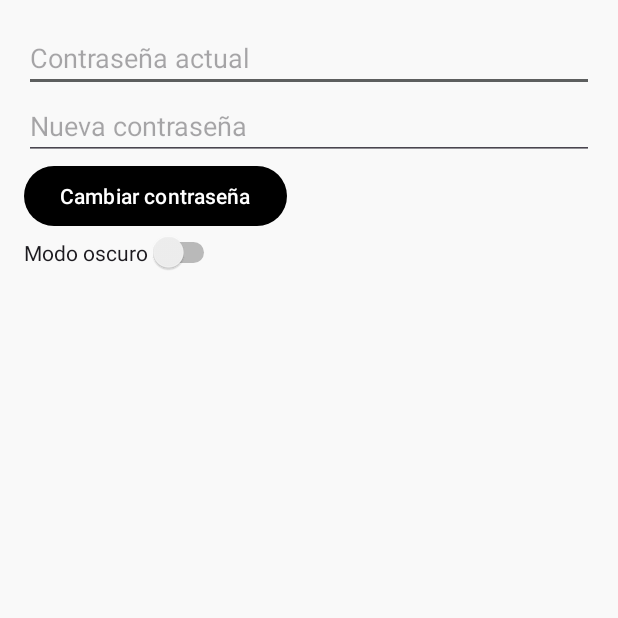
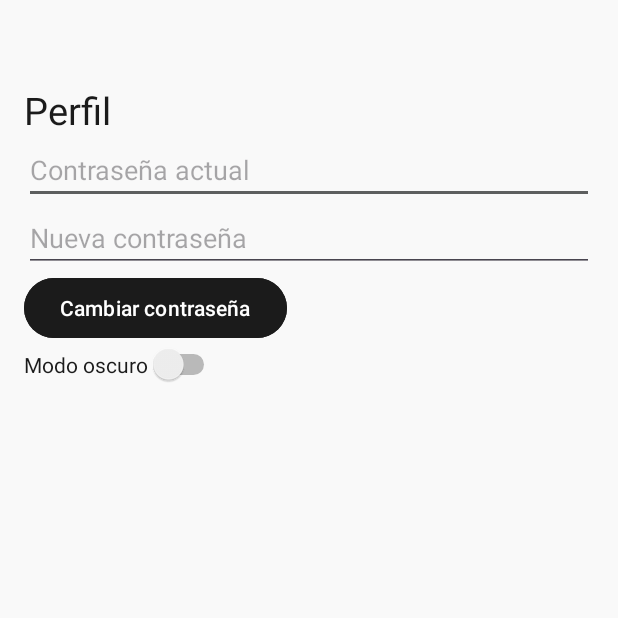
Before and after one commit to Marcos-Rama/DI, an Android app: the DashboardFragment screen opened directly, with no data from a screen before it, in the side drawer, after a tap on "Perfil", on a phone screen of 412 x 824 dp, the top half of it. Run offline under Robolectric (Android 15) with nearby library versions, the phone set to English and light mode, and no system bars; our stand-ins replace Firebase (no records; nobody signed in at launch, a user with empty details on screens opened directly), data binding.

Commit message:
Semana 4: Mejoras visuales de colores y tamños de letra

```diff
--- a/Proyecto/app/src/main/res/layout/dashboard_fragment.xml
+++ b/Proyecto/app/src/main/res/layout/dashboard_fragment.xml
@@ -13,6 +13,8 @@
             android:layout_width="wrap_content"
             android:layout_height="wrap_content"
             android:layout_marginTop="40dp"
+            android:textSize="25sp"
+            android:textColor="?attr/colorOnBackground"
             app:layout_constraintStart_toStartOf="parent"
             app:layout_constraintEnd_toEndOf="parent"
             app:layout_constraintTop_toTopOf="parent"
--- a/Proyecto/app/src/main/res/layout/favorites_fragment.xml
+++ b/Proyecto/app/src/main/res/layout/favorites_fragment.xml
@@ -13,6 +13,8 @@
             android:layout_width="wrap_content"
             android:layout_height="wrap_content"
             android:layout_marginTop="40dp"
+            android:textSize="25sp"
+            android:textColor="?attr/colorOnBackground"
             app:layout_constraintStart_toStartOf="parent"
             app:layout_constraintEnd_toEndOf="parent"
             app:layout_constraintTop_toTopOf="parent"
--- a/Proyecto/app/src/main/res/layout/profile_fragment.xml
+++ b/Proyecto/app/src/main/res/layout/profile_fragment.xml
@@ -1,5 +1,6 @@
 <?xml version="1.0" encoding="utf-8"?>
-<layout xmlns:android="http://schemas.android.com/apk/res/android">
+<layout xmlns:android="http://schemas.android.com/apk/res/android"
+    xmlns:app="http://schemas.android.com/apk/res-auto">
     <data>
         <!-- ViewModel o variables de Data Binding, si aplicas -->
     </data>
@@ -10,32 +11,45 @@
         android:orientation="vertical"
         android:padding="16dp">
 
+        <TextView
+            android:id="@+id/profileTitle"
+            android:layout_width="wrap_content"
+            android:layout_height="wrap_content"
+            android:layout_marginTop="40dp"
+            android:textSize="25sp"
+            android:textColor="?attr/colorOnBackground"
+            android:text="Perfil" />
+
         <!-- Campos para cambio de contraseña -->
         <EditText
             android:id="@+id/currentPasswordEditText"
             android:layout_width="match_parent"
             android:layout_height="wrap_content"
             android:hint="Contraseña actual"
-            android:inputType="textPassword"/>
+            android:inputType="textPassword"
+            android:textColor="?attr/colorOnBackground" />
 
         <EditText
             android:id="@+id/newPasswordEditText"
             android:layout_width="match_parent"
             android:layout_height="wrap_content"
             android:hint="Nueva contraseña"
-            android:inputType="textPassword"/>
+            android:textColor="?attr/colorOnBackground"
+            android:inputType="textPassword" />
 
         <Button
             android:id="@+id/changePasswordButton"
             android:layout_width="wrap_content"
             android:layout_height="wrap_content"
-            android:text="Cambiar contraseña"/>
+            android:backgroundTint="?attr/colorOnBackground"
+            android:text="Cambiar contraseña" />
 
         <!-- Switch para modo claro/oscuro -->
         <Switch
             android:id="@+id/darkModeSwitch"
             android:layout_width="wrap_content"
             android:layout_height="wrap_content"
+            android:textColor="?attr/colorOnBackground"
             android:text="Modo oscuro"/>
 
     </LinearLayout>
```
